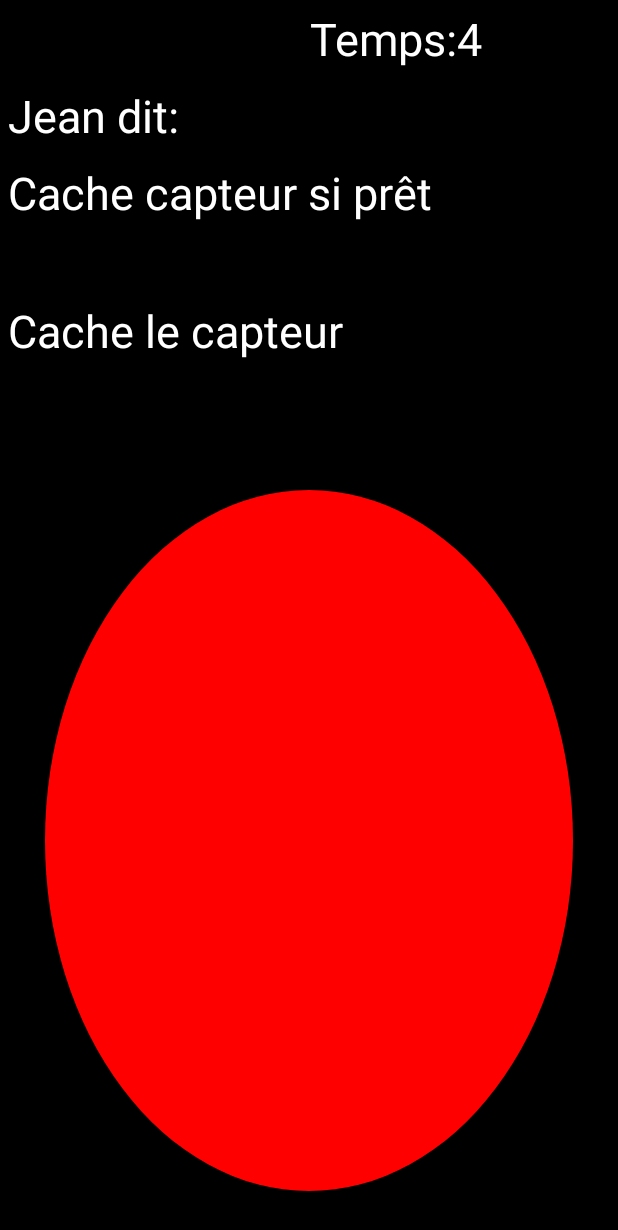
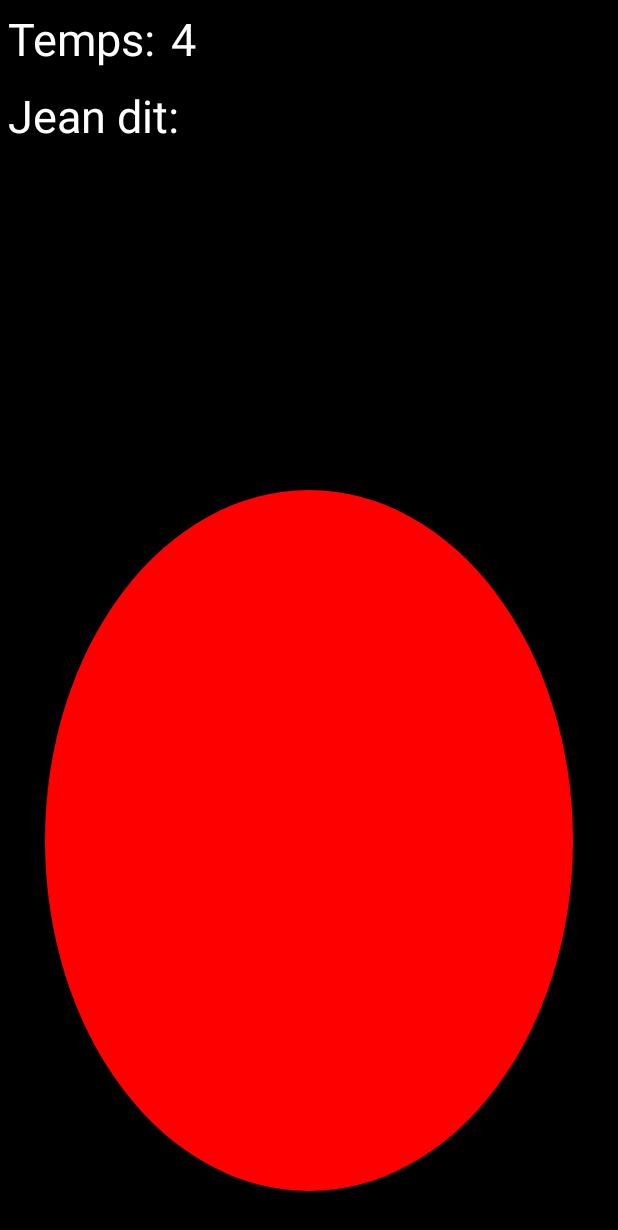
Before and after one commit to Rumply/Technologie_jeu, an Android app: the Tutoriel screen opened directly, with no data from a screen before it, on a phone screen of 412 x 824 dp. Shown: the top 1230 px of the screen. Run offline under Robolectric (Android 15) with nearby library versions, the phone set to English and light mode, and no system bars.

Commit message:
Modification du tutoriel

```diff
--- a/app/src/main/java/ca/cegepdrummond/technologie_jeu/JeuActivity.java
+++ b/app/src/main/java/ca/cegepdrummond/technologie_jeu/JeuActivity.java
@@ -26,7 +26,7 @@ public class JeuActivity  extends Activity implements SensorEventListener {
 
     protected CountDownTimer timer;
     protected boolean is_timerFini;
-    protected boolean have_fail_once;
+    protected boolean joueur_a_fait_erreur;
 
     protected boolean is_capteur_cacher;
     protected boolean is_bouton_toucher;
@@ -44,7 +44,7 @@ public class JeuActivity  extends Activity implements SensorEventListener {
 
         customCanvas.setBackground(this.getDrawable(R.drawable.shape));
 
-        mTextTimer = (TextView) findViewById(R.id.msg_temps_timer_label);
+        mTextTimer = (TextView) findViewById(R.id.countDown_label);
         mTextTouch = (TextView) findViewById(R.id.touchState_label);
         mTextCapteur = (TextView) findViewById(R.id.capteurState_label);
 
@@ -57,7 +57,7 @@ public class JeuActivity  extends Activity implements SensorEventListener {
         is_capteur_cacher = false;
         is_bouton_toucher = false;
         is_timerFini = true;
-        have_fail_once = true;
+        joueur_a_fait_erreur = true;
 
         jeu = new FonctionsJeu();
     }
@@ -94,7 +94,8 @@ public class JeuActivity  extends Activity implements SensorEventListener {
     protected boolean nouveauTimer(int temps){
 
         is_timerFini = false;
-
+        mTextTimer.setText(R.string.msg_temps_timer);
+        mTextTimer.append(String.valueOf(temps));
         timer = new CountDownTimer(temps*1000, 1000) {
 
             private int secondsUntilFinished = -1;
@@ -104,16 +105,13 @@ public class JeuActivity  extends Activity implements SensorEventListener {
                 int secondsTemp = Math.round(millisUntilFinished / 1000);
                 if (secondsUntilFinished != secondsTemp){
                     secondsUntilFinished = secondsTemp;
-                    mTextTimer.setText(R.string.msg_temps_timer);
-                    mTextTimer.append(String.valueOf(secondsUntilFinished));
+                    mTextTimer.setText(String.valueOf(secondsUntilFinished));
                 }
-
             }
 
             @Override
             public void onFinish() {
-                mTextTimer.setText(R.string.msg_temps_timer);
-                mTextTimer.append("0");
+                mTextTimer.setText("0");
                 is_timerFini = true;
                 verification();
             }
@@ -125,15 +123,11 @@ public class JeuActivity  extends Activity implements SensorEventListener {
     protected void verification() {
         if (jeu.get_jeanCacheCapteur() == is_capteur_cacher){
             if (jeu.get_jeanToucheBouton() == is_bouton_toucher){
-                if (is_timerFini){
-                    if (have_fail_once){
-                        mTextCapteur.setText("Bravo");
-                    }
-                }
+                mTextCapteur.setText("Bravo");
             }
         }else{
             if (!is_timerFini){
-                have_fail_once = false;
+                joueur_a_fait_erreur = false;
             }
         }
     }
--- a/app/src/main/java/ca/cegepdrummond/technologie_jeu/Tutoriel.java
+++ b/app/src/main/java/ca/cegepdrummond/technologie_jeu/Tutoriel.java
@@ -26,23 +26,9 @@ public class Tutoriel extends JeuActivity{
     @Override
     protected void onCreate(Bundle savedInstanceState) {
         super.onCreate(savedInstanceState);
-
         countTutoFini = 0;
-
-        mTextTouch.setText(R.string.msg_debut_tuto);
         start();
     }
-
-
-    /*@Override
-    public void onSensorChanged(SensorEvent event) {
-        super.onSensorChanged(event);
-        if (!tutoCommencer){
-            tutoCommencer = true;
-            start();
-        }
-
-    }*/
 
     public void start(){
 
@@ -52,9 +38,7 @@ public class Tutoriel extends JeuActivity{
 
 
     private boolean tutoriel1() {
-        final boolean[] reussis = {false, false, false};
         boolean reussi = false;
-        mTextCapteur.setText(R.string.jean_dit_capteur_true);
         nouveauTimer(5);
         timer.start();
 
--- a/app/src/main/res/layout/activity_jeu.xml
+++ b/app/src/main/res/layout/activity_jeu.xml
@@ -7,16 +7,34 @@
     android:padding="0dp"
     android:background="@color/colorBackground">
 
+    <LinearLayout
+        android:layout_width="match_parent"
+        android:layout_height="wrap_content"
+        android:layout_alignParentEnd="true"
+        android:orientation="horizontal"
+        android:id="@+id/CountDown_layout">
+
         <TextView
             android:layout_height="wrap_content"
-        android:layout_alignParentRight="true"
+            android:layout_width="wrap_content"
             android:textAppearance="?android:attr/textAppearanceLarge"
             android:text="@string/msg_temps_timer"
             android:id="@+id/msg_temps_timer_label"
             android:textSize="@dimen/msg_state_size"
             android:textColor="@color/colorText"
-        android:layout_margin="5dp"
-        android:layout_width="200dp" />
+            android:layout_margin="5dp" />
+
+        <TextView
+            android:layout_height="wrap_content"
+            android:layout_width="wrap_content"
+            android:textAppearance="?android:attr/textAppearanceLarge"
+            android:text="s"
+            android:id="@+id/countDown_label"
+            android:textSize="@dimen/msg_state_size"
+            android:textColor="@color/colorText"
+            android:layout_margin="5dp" />
+    </LinearLayout>
+
 
     <TextView
         android:layout_width="match_parent"
@@ -25,9 +43,9 @@
         android:text="@string/msgTop_touchscreen"
         android:id="@+id/msgTop_label"
         android:textSize="@dimen/msg_state_size"
-        android:layout_below="@+id/msg_temps_timer_label"
         android:textColor="@color/colorText"
-        android:layout_margin="5dp"/>
+        android:layout_margin="5dp"
+        android:layout_below="@id/CountDown_layout"/>
 
     <TextView
         android:layout_width="match_parent"
--- a/app/src/main/res/values/strings.xml
+++ b/app/src/main/res/values/strings.xml
@@ -26,8 +26,8 @@
     <!-- Autre -->
         <string name="msg_defaut_touchscreen">Écran tactile</string>
         <string name="msg_defaut_capteur">Capteur</string>
-    <string name="textview_title2">Technologie!</string>
-    <string name="msg_temps_timer">Temps:</string>
-    <string name="msg_debut_tuto">Cache capteur si prêt</string>
+        <string name="textview_title2">Technologie!</string>
+        <string name="msg_temps_timer">Temps: </string>
+        <string name="msg_debut_tuto">Cache capteur si prêt</string>
 
 </resources>
```
Lines whose indentation alone changed are shown as unchanged.
